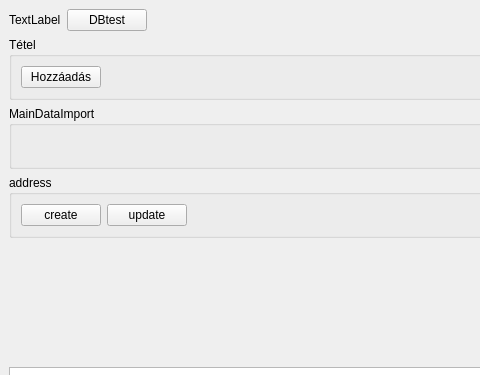
The window that mvp/views/mainwindow.ui (horvathzoltan/biovitality) describes before a commit, drawn with Qt 5; both pictures show x 0 to 480 and y 0 to 375 of the 986 by 568 pixel window.
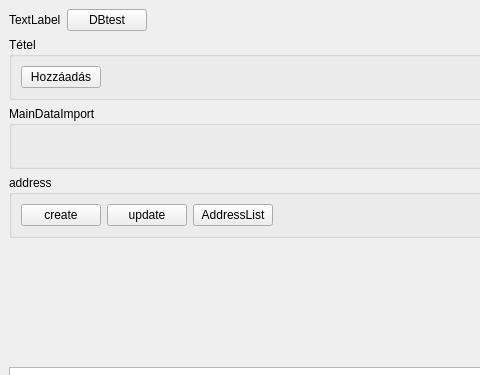
The same window after the commit.

```diff
--- a/mvp/views/mainwindow.ui
+++ b/mvp/views/mainwindow.ui
@@ -152,6 +152,13 @@
          </property>
         </widget>
        </item>
+       <item>
+        <widget class="QPushButton" name="pushButton_AddressList">
+         <property name="text">
+          <string>AddressList</string>
+         </property>
+        </widget>
+       </item>
        <item>
         <spacer name="horizontalSpacer_4">
          <property name="orientation">
```
